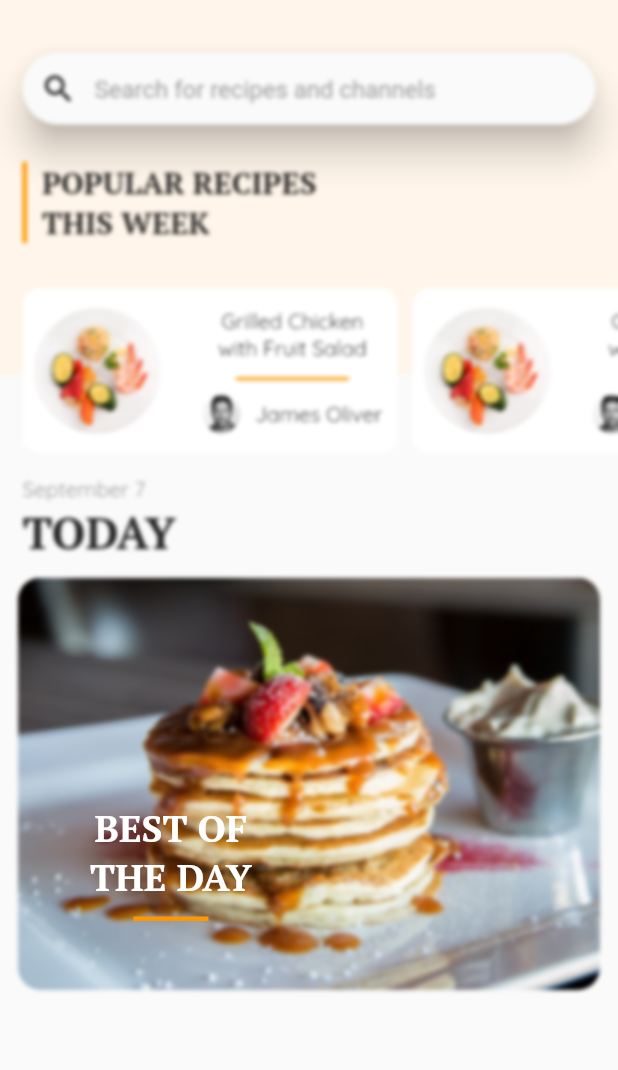
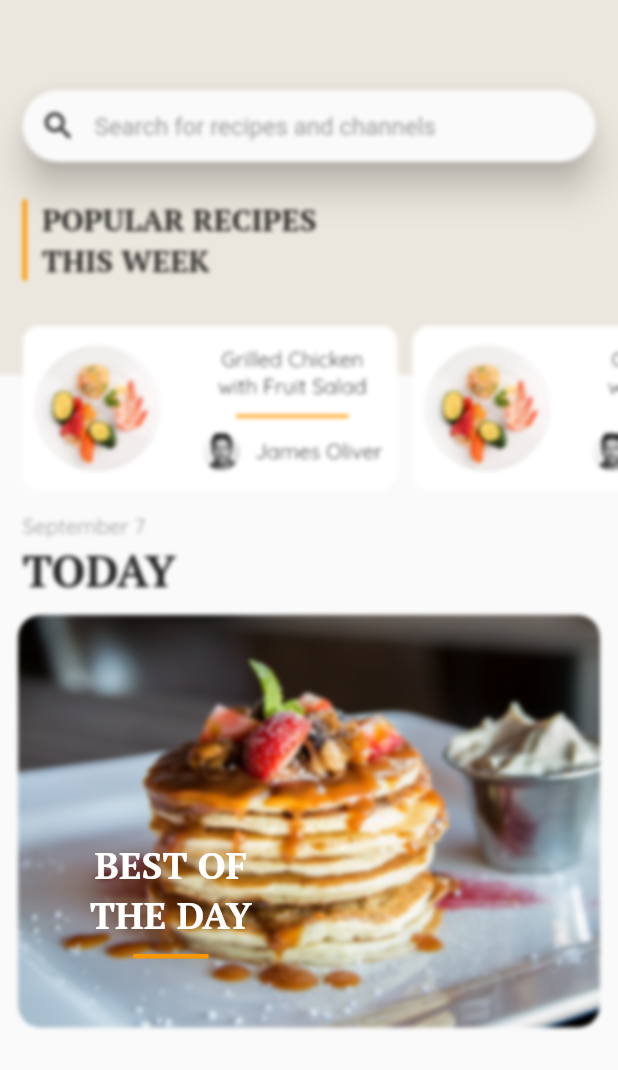
Before and after one commit to rajayogan/flutter-foodrecipe, a Flutter app: the screen it shows after launch, on a phone screen of 412 x 824 dp. Shown: the top 1070 px of the screen. Run offline on Flutter 3.47's test engine with Material 2 defaults, Android fonts, the phone set to English and light mode, and no system bars.

Commit message:
UI Fix to search bar and added color code for top part from color picker

```diff
--- a/lib/main.dart
+++ b/lib/main.dart
@@ -51,12 +51,12 @@ class _MyHomePageState extends State<MyHomePage> {
             children: <Widget>[
               Container(
                 height: 250.0,
-                color: Color(getColorHexFromStr('#fff5ea')),
+                color: Color(getColorHexFromStr('#ECE7DE')),
               ),
               Column(
                 children: <Widget>[
                   Container(
-                    padding: EdgeInsets.fromLTRB(15.0, 35.0, 15.0, 10.0),
+                    padding: EdgeInsets.fromLTRB(15.0, 60.0, 15.0, 10.0),
                     child: Material(
                       elevation: 10.0,
                       borderRadius: BorderRadius.circular(25.0),
```
Also changed, not shown: pubspec.lock, 1 other file.
